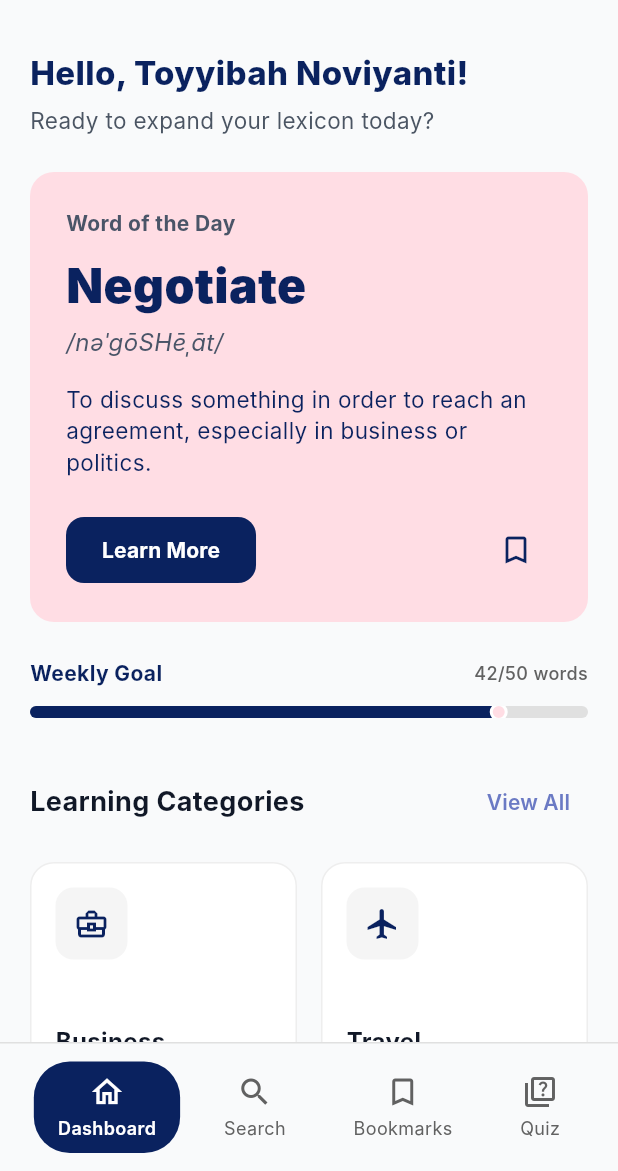
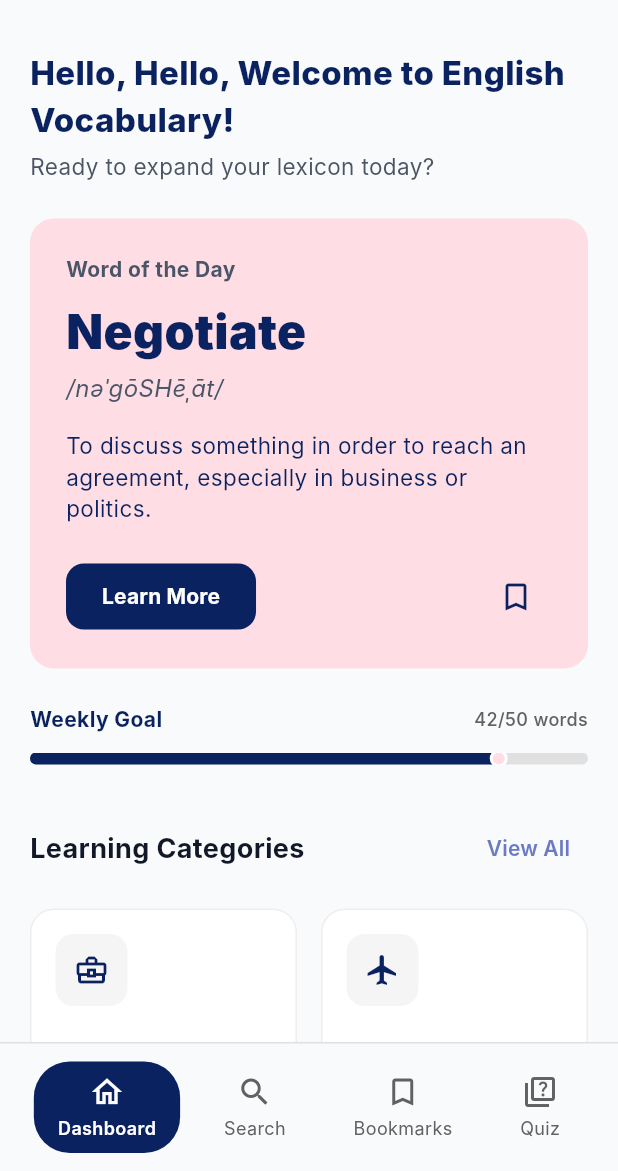
Before and after one commit to toyyibahnovianti-pixel/tugas_uas_mobile-programming, a Flutter app: the screen it shows after launch, on a phone screen of 412 x 824 dp, the part 65-1236 px from its top. Run offline on Flutter 3.47's test engine with Material 3 defaults, Android fonts, the phone set to English and light mode, and no system bars; Roboto replaces fonts that are missing (Inter).

Commit message:
mengubah nama di main.dart

```diff
--- a/lib/main.dart
+++ b/lib/main.dart
@@ -290,7 +290,7 @@ class HomeScreen extends StatelessWidget {
           children: [
             // Greeting text
             const Text(
-              'Hello, Toyyibah Noviyanti!',
+              'Hello, Hello, Welcome to English Vocabulary!',
               style: TextStyle(
                 fontSize: 22,
                 fontWeight: FontWeight.w800,
```
